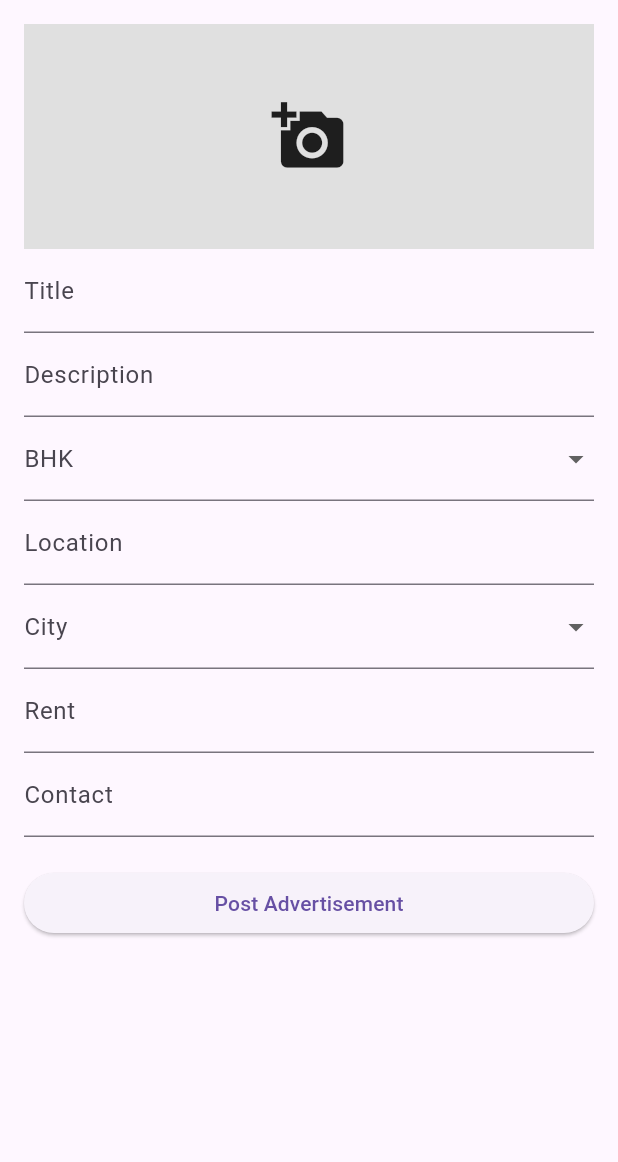
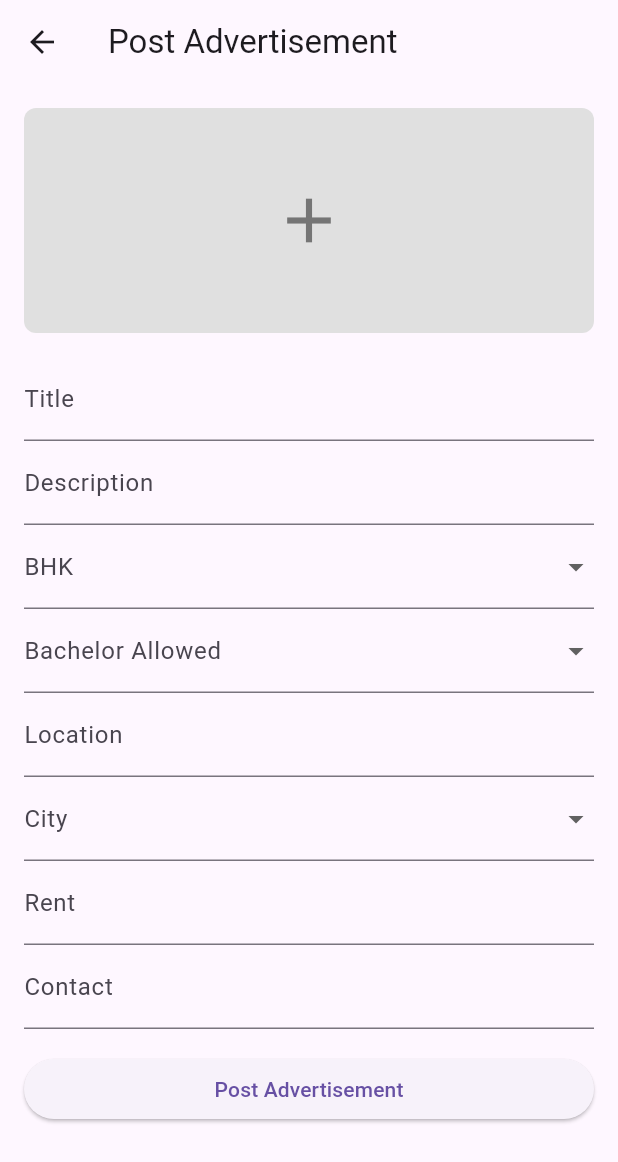
Before and after one commit to haridharushanSV/House-rental-app-Frontend, a Flutter app: the PostAdvertisementPage screen opened directly, on a phone screen of 412 x 824 dp. Shown: the top 1162 px of the screen. Run offline on Flutter 3.47's test engine with Material 3 defaults, Android fonts, the phone set to English and light mode, and no system bars; our stand-ins replace image_picker; network calls fail.

Commit message:
finished post operation

```diff
--- a/lib/post_advertisement_page.dart
+++ b/lib/post_advertisement_page.dart
@@ -1,8 +1,8 @@
 import 'package:flutter/material.dart';
 import 'package:http/http.dart' as http;
-import 'dart:convert';
-import 'dart:io';
+import 'dart:typed_data';
 import 'package:image_picker/image_picker.dart';
+import 'package:http_parser/http_parser.dart';
 
 class PostAdvertisementPage extends StatefulWidget {
   @override
@@ -15,51 +15,76 @@ class _PostAdvertisementPageState extends State<PostAdvertisementPage> {
   final TextEditingController _locationController = TextEditingController();
   final TextEditingController _rentController = TextEditingController();
   final TextEditingController _contactController = TextEditingController();
+
   String? _selectedBHK;
+  String? _selectedBachelor;
   String? _selectedCity;
-  File? _selectedImage;
+
+  Uint8List? _imageBytes;
 
   final picker = ImagePicker();
+
+  final Map<String, String> bhkChoices = {
+    '0': ' ',
+    '1': '1BHK',
+    '2': '2BHK',
+    '3': '3BHK',
+    '4': '4BHK',
+    '5': '5BHK',
+    '6': '6BHK',
+    '7': '7BHK',
+  };
+
+  final Map<String, String> bachelorChoices = {
+    '0': ' ',
+    '1': 'YES',
+    '2': 'NO',
+  };
+
+  final Map<String, String> cityChoices = {
+    '0': ' ',
+    '1': 'Ambur',
+    '2': 'Ariyalur',
+    '3': 'Chennai',
+    '4': 'Coimbatore',
+    '5': 'Cuddalore',
+    '6': 'Dharmapuri',
+    '7': 'Dindigul',
+    '8': 'Erode',
+    '9': 'Kanchipuram',
+    '10': 'Kanyakumari',
+    '11': 'Karur',
+    '12': 'Krishnagiri',
+    '13': 'Madurai',
+    '14': 'Nagapattinam',
+    '15': 'Namakkal',
+    '16': 'Perambalur',
+    '17': 'Pudukkottai',
+    '18': 'Ramanathapuram',
+    '19': 'Salem',
+    '20': 'Sivaganga',
+    '21': 'Tenkasi',
+    '22': 'Thanjavur',
+    '23': 'Theni',
+    '24': 'Thoothukudi',
+    '25': 'Tiruchirappalli',
+    '26': 'Tirunelveli',
+    '27': 'Tiruppur',
+    '28': 'Tiruvallur',
+    '29': 'Tiruvannamalai',
+    '30': 'Tiruvarur',
+    '31': 'Vellore',
+    '32': 'Viluppuram',
+    '33': 'Virudhunagar',
+  };
 
   Future<void> _pickImage() async {
     final pickedFile = await picker.pickImage(source: ImageSource.gallery);
     if (pickedFile != null) {
       final bytes = await pickedFile.readAsBytes();
-
-      final request = http.MultipartRequest(
-        'POST',
-        Uri.parse('http://127.0.0.1:8000/api/data/'),
-      );
-      request.files.add(http.MultipartFile.fromBytes(
-        'photo',
-        bytes,
-        filename: pickedFile.name,
-      ));
-
-      try {
-        final response = await request.send();
-
-        if (response.statusCode == 201) {
-          final responseData = await response.stream.bytesToString();
-          final imageUrl = json.decode(responseData)['url'];
-
       setState(() {
-            _selectedImage = File(pickedFile.path); // Store the file for later use
+        _imageBytes = bytes;
       });
-
-          ScaffoldMessenger.of(context).showSnackBar(
-            SnackBar(content: Text('Image uploaded successfully!')),
-          );
-        } else {
-          ScaffoldMessenger.of(context).showSnackBar(
-            SnackBar(content: Text('Image upload failed')),
-          );
-        }
-      } catch (e) {
-        ScaffoldMessenger.of(context).showSnackBar(
-          SnackBar(content: Text('Error: $e')),
-        );
-      }
     }
   }
 
@@ -68,20 +93,29 @@ class _PostAdvertisementPageState extends State<PostAdvertisementPage> {
 
     final request = http.MultipartRequest('POST', Uri.parse(apiUrl));
 
-    if (_selectedImage != null) {
-      request.files.add(await http.MultipartFile.fromPath('photo', _selectedImage!.path));
+    if (_imageBytes != null) {
+      request.files.add(http.MultipartFile.fromBytes(
+        'photo',
+        _imageBytes!,
+        filename: 'image.jpg',
+        contentType: MediaType('image', 'jpeg'),
+      ));
     }
 
     request.fields['title'] = _titleController.text;
     request.fields['description'] = _descriptionController.text;
-    request.fields['BHK'] = _selectedBHK ?? '';
+    request.fields['BHK'] = _selectedBHK ?? '0'; // Sending mapped value
+    request.fields['bachelor'] = _selectedBachelor ?? '0'; // Sending mapped value
     request.fields['location'] = _locationController.text;
-    request.fields['city'] = _selectedCity ?? '';
-    request.fields['rent'] = _rentController.text;
+    request.fields['city'] = _selectedCity ?? '0'; // Sending mapped value
+    request.fields['rent'] = _rentController.text.isNotEmpty
+        ? int.parse(_rentController.text).toString()
+        : '';
     request.fields['contact'] = _contactController.text;
 
     try {
       final response = await request.send();
+      final responseBody = await response.stream.bytesToString();
 
       if (response.statusCode == 201) {
         ScaffoldMessenger.of(context).showSnackBar(
@@ -90,7 +124,7 @@ class _PostAdvertisementPageState extends State<PostAdvertisementPage> {
         _clearFields();
       } else {
         ScaffoldMessenger.of(context).showSnackBar(
-          SnackBar(content: Text('Failed to post advertisement: ${response.statusCode}')),
+          SnackBar(content: Text('Failed: ${response.statusCode}\n$responseBody')),
         );
       }
     } catch (e) {
@@ -108,31 +142,40 @@ class _PostAdvertisementPageState extends State<PostAdvertisementPage> {
     _contactController.clear();
     setState(() {
       _selectedBHK = null;
+      _selectedBachelor = null;
       _selectedCity = null;
-      _selectedImage = null;
+      _imageBytes = null;
     });
   }
 
   @override
   Widget build(BuildContext context) {
-    return Padding(
+    return Scaffold(
+      appBar: AppBar(
+        title: Text('Post Advertisement'),
+      ),
+      body: Padding(
         padding: const EdgeInsets.all(16.0),
         child: ListView(
           children: [
             GestureDetector(
               onTap: _pickImage,
-            child: _selectedImage != null
-                ? Image.file(
-                    _selectedImage!,
+              child: _imageBytes != null
+                  ? Image.memory(
+                      _imageBytes!,
                       height: 150,
                       fit: BoxFit.cover,
                     )
                   : Container(
                       height: 150,
+                      decoration: BoxDecoration(
                         color: Colors.grey[300],
-                    child: Icon(Icons.add_a_photo, size: 50),
+                        borderRadius: BorderRadius.circular(8),
+                      ),
+                      child: Icon(Icons.add, size: 50, color: Colors.grey[600]),
                     ),
             ),
+            SizedBox(height: 16),
             TextField(
               controller: _titleController,
               decoration: InputDecoration(labelText: 'Title'),
@@ -144,14 +187,26 @@ class _PostAdvertisementPageState extends State<PostAdvertisementPage> {
             DropdownButtonFormField<String>(
               value: _selectedBHK,
               decoration: InputDecoration(labelText: 'BHK'),
-            items: [
-              DropdownMenuItem(value: '', child: Text('')),
-              for (var bhk in ['1BHK', '2BHK', '3BHK', '4BHK', '5BHK'])
-                DropdownMenuItem(value: bhk, child: Text(bhk)),
-            ],
+              items: bhkChoices.entries
+                  .map((entry) =>
+                      DropdownMenuItem(value: entry.key, child: Text(entry.value)))
+                  .toList(),
               onChanged: (value) {
                 setState(() {
                   _selectedBHK = value;
+                });
+              },
+            ),
+            DropdownButtonFormField<String>(
+              value: _selectedBachelor,
+              decoration: InputDecoration(labelText: 'Bachelor Allowed'),
+              items: bachelorChoices.entries
+                  .map((entry) =>
+                      DropdownMenuItem(value: entry.key, child: Text(entry.value)))
+                  .toList(),
+              onChanged: (value) {
+                setState(() {
+                  _selectedBachelor = value;
                 });
               },
             ),
@@ -162,11 +217,10 @@ class _PostAdvertisementPageState extends State<PostAdvertisementPage> {
             DropdownButtonFormField<String>(
               value: _selectedCity,
               decoration: InputDecoration(labelText: 'City'),
-            items: [
-              DropdownMenuItem(value: '', child: Text('')),
-              for (var city in ['Chennai', 'Coimbatore', 'Madurai'])
-                DropdownMenuItem(value: city, child: Text(city)),
-            ],
+              items: cityChoices.entries
+                  .map((entry) =>
+                      DropdownMenuItem(value: entry.key, child: Text(entry.value)))
+                  .toList(),
               onChanged: (value) {
                 setState(() {
                   _selectedCity = value;
@@ -176,18 +230,20 @@ class _PostAdvertisementPageState extends State<PostAdvertisementPage> {
             TextField(
               controller: _rentController,
               decoration: InputDecoration(labelText: 'Rent'),
+              keyboardType: TextInputType.number,
             ),
             TextField(
               controller: _contactController,
               decoration: InputDecoration(labelText: 'Contact'),
             ),
-          SizedBox(height: 20),
+            SizedBox(height: 16),
             ElevatedButton(
               onPressed: _postAdvertisement,
               child: Text('Post Advertisement'),
             ),
           ],
         ),
+      ),
     );
   }
 }
--- a/pubspec.yaml
+++ b/pubspec.yaml
@@ -38,8 +38,7 @@ dependencies:
   http: ^1.2.2
   image_picker: ^1.1.2
   url_launcher: ^6.3.1
-
-
+  http_parser: 4.0.2
 
 
 dev_dependencies:
```
Also changed, not shown: lib/view_advertisements_page.dart (+4 -4 lines), pubspec.lock, 5 other files. Lines whose indentation alone changed are shown as unchanged.
